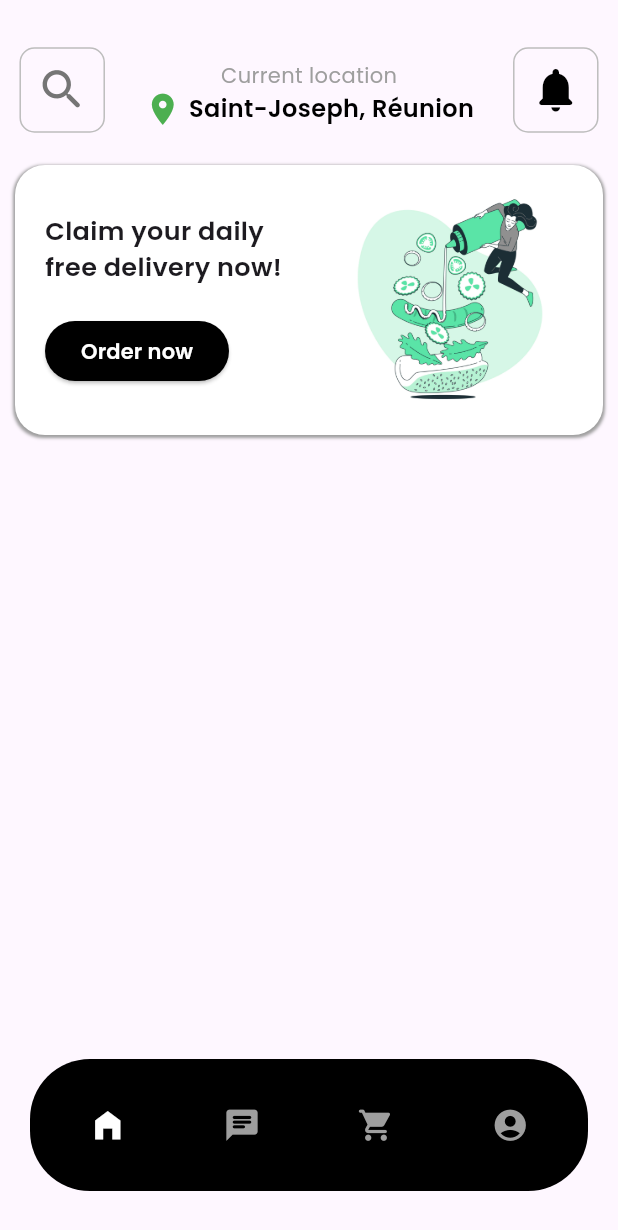
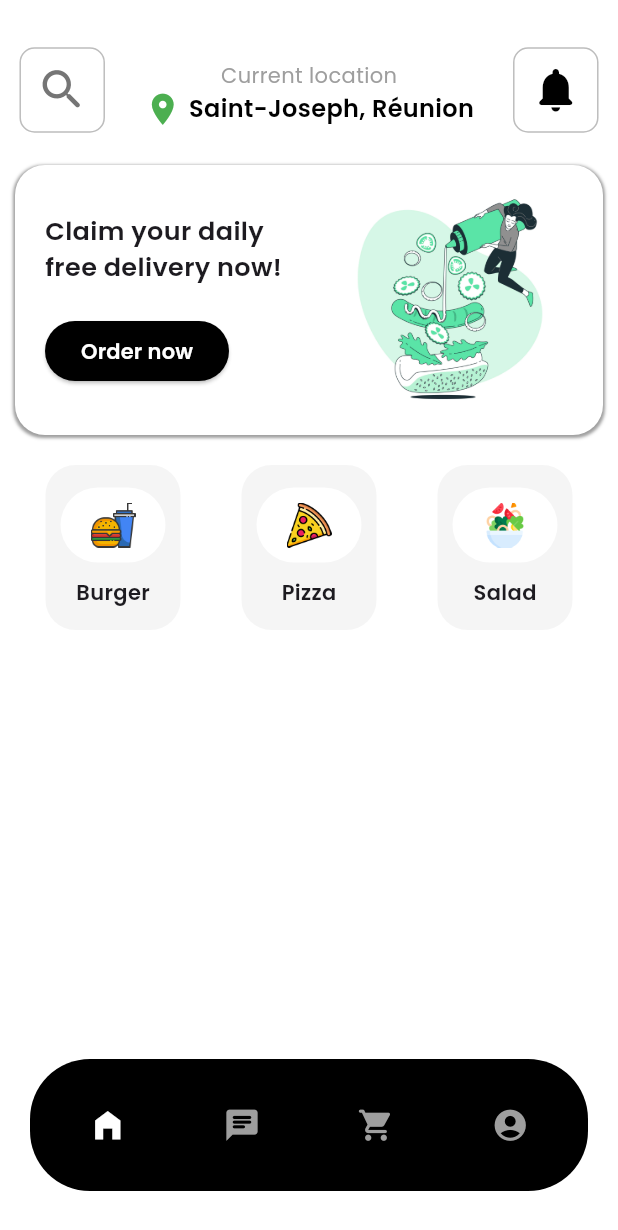
Before and after one commit to Vincent-Baret-974/Food_booking, a Flutter app: the screen it shows after launch, on a phone screen of 412 x 824 dp. Shown: the top 1230 px of the screen. Run offline on Flutter 3.47's test engine with Material 3 defaults, Android fonts, the phone set to English and light mode, and no system bars; our stand-ins replace google_fonts.

Commit message:
feat: add product grid and create card for product category

```diff
--- a/lib/main.dart
+++ b/lib/main.dart
@@ -55,6 +55,7 @@
   @override
   Widget build(BuildContext context) {
     return Scaffold(
+        backgroundColor: Colors.white,
         appBar: PreferredSize(
           preferredSize: const Size.fromHeight(100),
           child: SafeArea(
--- a/lib/pages/HomePage.dart
+++ b/lib/pages/HomePage.dart
@@ -1,4 +1,5 @@
 import 'package:flutter/material.dart';
+import 'package:food_book_app/widgets/ProductGrid.dart';
 
 import '../widgets/OrderCard.dart';
 
@@ -7,11 +8,17 @@ class HomePage extends StatelessWidget {
 
   @override
   Widget build(BuildContext context) {
-    return  const SingleChildScrollView(
-      child: Column(
-        children: [
-          OrderCard(),
-        ],
+    return SingleChildScrollView(
+      child: Container(
+        margin: const EdgeInsets.fromLTRB(10, 0, 10, 0),
+        child: Column(
+          children: [
+            const SizedBox(height: 10),
+            const OrderCard(),
+            const SizedBox(height: 20),
+            ProductGrid()
+          ],
+        ),
       ),
     );
   }
--- a/lib/widgets/OrderCard.dart
+++ b/lib/widgets/OrderCard.dart
@@ -11,7 +11,6 @@ class OrderCard extends StatelessWidget {
   Widget build(BuildContext context) {
     return Container(
       padding: const EdgeInsets.all(20),
-      margin: const EdgeInsets.fromLTRB(10, 10, 10, 0),
       decoration: const BoxDecoration(
         color: Colors.white,
         borderRadius: BorderRadius.all(Radius.circular(20)),
--- /dev/null
+++ b/lib/widgets/ProductGrid.dart
@@ -0,0 +1,90 @@
+import 'package:flutter/material.dart';
+import 'package:google_fonts/google_fonts.dart';
+
+class ProductGrid extends StatelessWidget {
+  ProductGrid({super.key});
+
+  final List productCategories = [
+    {
+      'title': 'Burger',
+      'image': 'images/burger.png'
+    },
+    {
+      'title': 'Pizza',
+      'image': 'images/pizza.png'
+    },
+    {
+      'title': 'Salad',
+      'image': 'images/salad.png'
+    }
+  ];
+
+  @override
+  Widget build(BuildContext context) {
+    return Column(
+      children: [
+        Row(
+          mainAxisAlignment: MainAxisAlignment.spaceAround,
+          children: productCategories.map((productCategory) {
+            return ProductCategoryCard(productCategoryData: productCategory);
+          }).toList(),
+        ),
+        const Row(
+          children: [
+            Text('')
+          ],
+        )
+      ],
+    );
+  }
+}
+
+class ProductCategoryCard extends StatelessWidget {
+  final Map productCategoryData;
+
+  const ProductCategoryCard({
+    super.key, required this.productCategoryData,
+  });
+
+  @override
+  Widget build(BuildContext context) {
+    return Container(
+      height: 110,
+      width: 90,
+      padding: const EdgeInsets.all(10),
+      decoration: BoxDecoration(
+        color: Colors.grey.shade100,
+        borderRadius: const BorderRadius.all(Radius.circular(20))
+      ),
+      child: Column(
+        mainAxisAlignment: MainAxisAlignment.center,
+        children: [
+          Container(
+            decoration: const BoxDecoration(
+              color: Colors.white,
+                borderRadius: BorderRadius.all(Radius.circular(100))
+            ),
+            padding: const EdgeInsets.all(10),
+            child: Container(
+              height: 30,
+              decoration: BoxDecoration(
+                  color: Colors.white,
+                  image: DecorationImage(
+                      image: AssetImage(productCategoryData['image']),
+                      fit: BoxFit.scaleDown
+                  )
+              ),
+            ),
+          ),
+          const SizedBox(height: 10),
+          Text(
+              productCategoryData['title'],
+              style: GoogleFonts.poppins(
+                fontWeight: FontWeight.w600
+              ),
+          )
+        ],
+      ),
+    );
+  }
+}
--- a/pubspec.yaml
+++ b/pubspec.yaml
@@ -62,6 +62,9 @@ flutter:
   # To add assets to your application, add an assets section, like this:
   assets:
     - images/illustration_home_page.jpg
+    - images/burger.png
+    - images/pizza.png
+    - images/salad.png
 
   # An image asset can refer to one or more resolution-specific "variants", see
   # https://flutter.dev/assets-and-images/#resolution-aware
```
Also changed, not shown: images/burger.png (added), images/pizza.png (added), images/salad.png (added).
